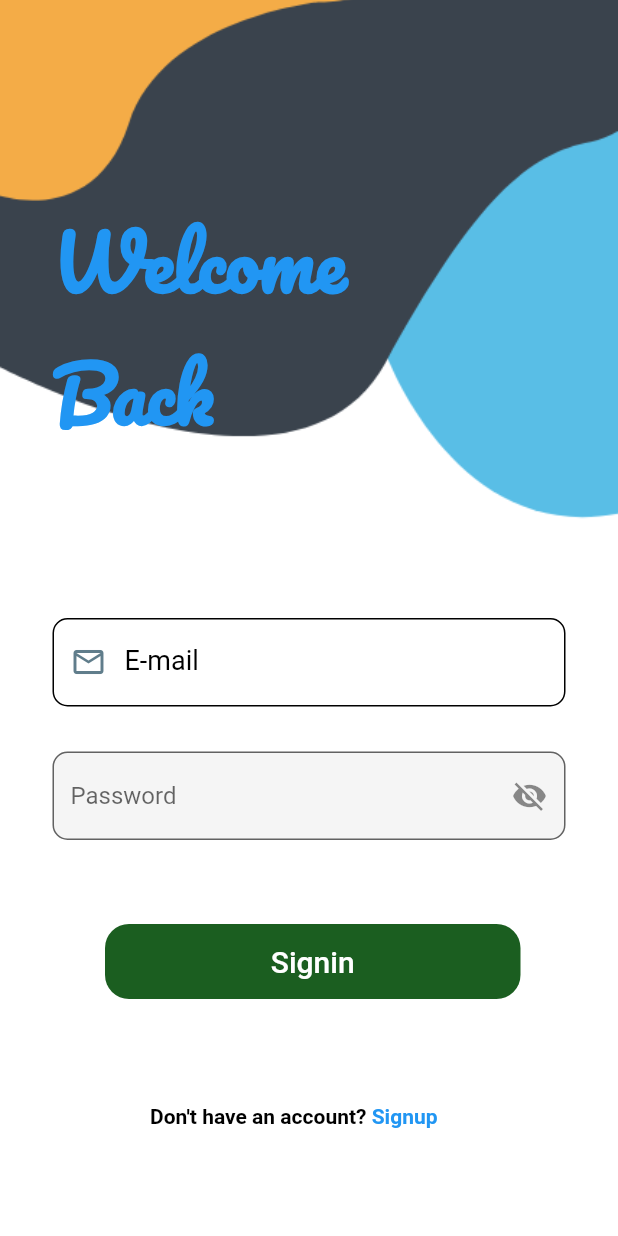
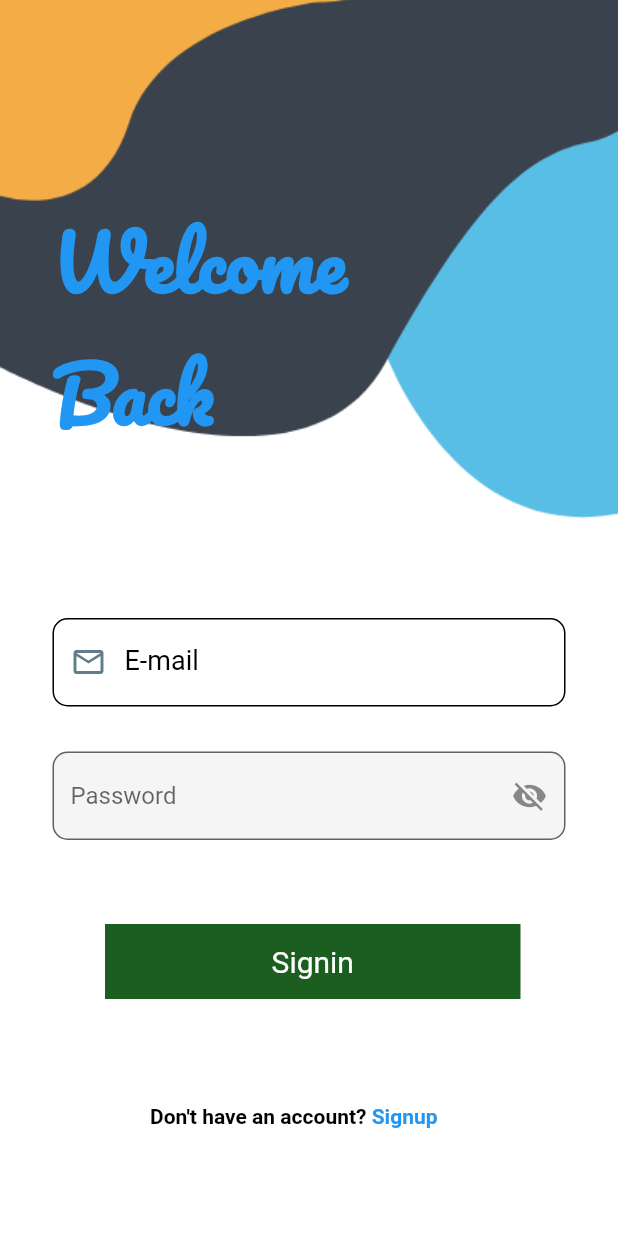
Before and after one commit to Thembek/Flutter-application, a Flutter app: the screen it shows after launch, after a tap on "Next", after a tap on "Skip", after a tap on "Signin", on a phone screen of 412 x 824 dp. Run offline on Flutter 3.47's test engine with Material 2 defaults, Android fonts, the phone set to English and light mode, and no system bars; our stand-ins replace flutter_svg, google_fonts, shared_preferences; missing offline and left inert: uri; network calls fail.

Commit message:
signin button update commit

```diff
--- a/lib/pages/signin.dart
+++ b/lib/pages/signin.dart
@@ -150,23 +150,22 @@ class _SigninState extends State<Signin> {
                                 height: 50,
                                 width: 400,
                                 // ignore: deprecated_member_use
-                                child: FlatButton(
+                                child: Container(
                                   color: Colors.green[900],
+                                  child: RawMaterialButton(
+                                    elevation: 0.0,
                                     shape: RoundedRectangleBorder(
-                                    borderRadius: BorderRadius.circular(16.0),
+                                      borderRadius: BorderRadius.circular(12.0),
                                     ),
                                     onPressed: () {
-                                    if(_formKey.currentState!.validate()) {
                                        save();
-                                    } else {
-                                      print('Welcome back, ${user.email}');
-                                    }
                                       },
                                     child: Text(
                                       "Signin",
                                       style: TextStyle(
                                         color: Colors.white,
                                         fontSize: 20,
+                                      ),
                                     ),
                                   ),
                                 ),
@@ -199,7 +198,6 @@ class _SigninState extends State<Signin> {
                                 ],
                               ),
                             ),
-
                           ],
                         ),
                       ),
```
Also changed, not shown: pubspec.lock. Lines whose indentation alone changed are shown as unchanged.
